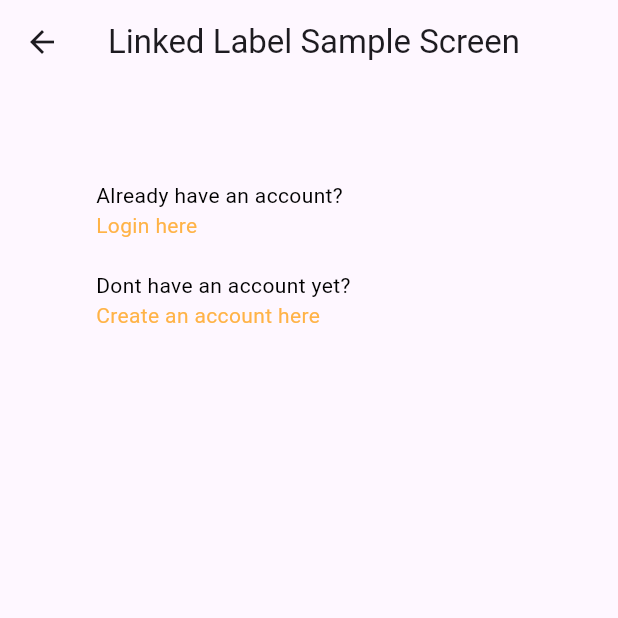
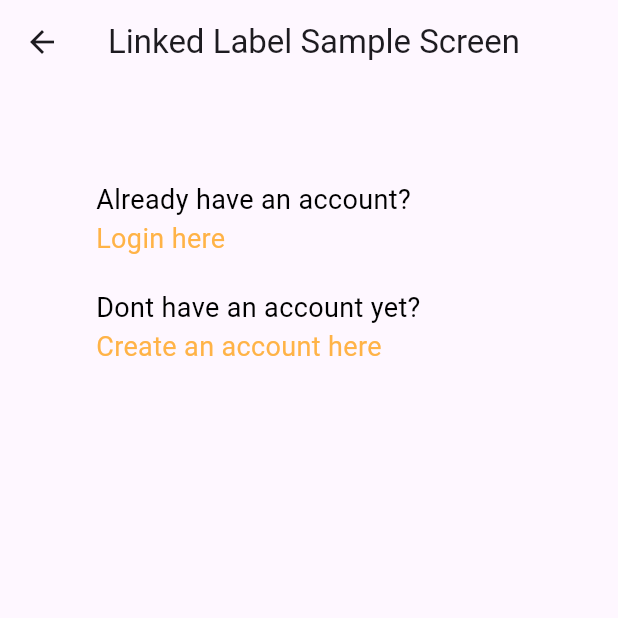
Before and after one commit to Albericoeduardo/HaBIT-Note, a Flutter app: the LinkedLabelSampleScreen screen opened directly, on a phone screen of 412 x 824 dp, the top half of it. Run offline on Flutter 3.47's test engine with Material 3 defaults, Android fonts, the light colour scheme and no system bars.

Commit message:
fix: add fontSize in the Text widgets

```diff
--- a/lib/DesignSystem/Components/LinkedLabel/linked_label.dart
+++ b/lib/DesignSystem/Components/LinkedLabel/linked_label.dart
@@ -24,13 +24,13 @@ class LinkedLabel extends StatelessWidget {
       children: [
         Text(
           viewModel.fullText.substring(0, startIndex),
-          style: const TextStyle(color: textColor),
+          style: const TextStyle(color: textColor, fontSize: 18),
         ),
         GestureDetector(
           onTap: viewModel.onLinkTap,
           child: Text(
             viewModel.linkedText,
-            style: const TextStyle(color: primaryBrandColor),
+            style: const TextStyle(color: primaryBrandColor, fontSize: 18),
           ),
         )
       ],
```
